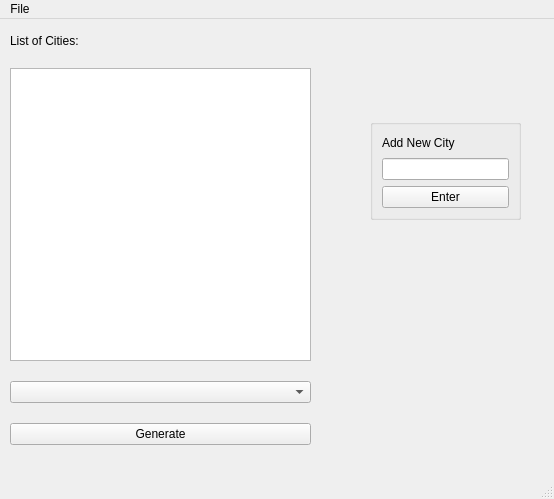
The window that EuroTrip/mainwindow.ui (dal07065/European-Vacation) describes before a commit, drawn with Qt 5.
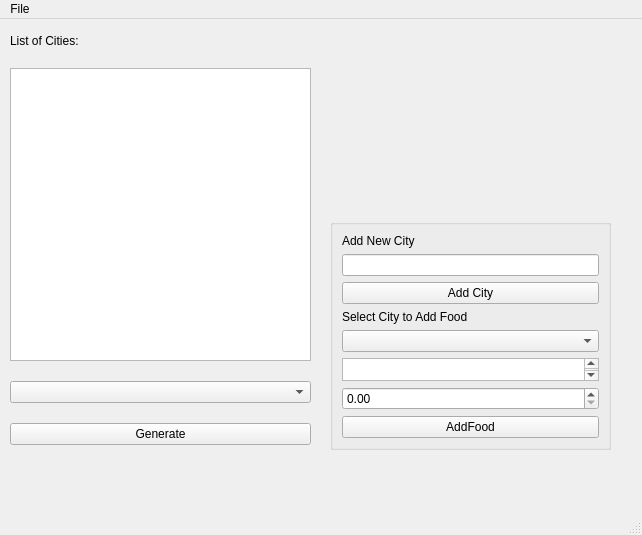
The same window after the commit.

Commit message: Added more Admin functions

What changed in the file:
```diff
--- a/EuroTrip/mainwindow.ui
+++ b/EuroTrip/mainwindow.ui
@@ -6,8 +6,8 @@
    <rect>
     <x>0</x>
     <y>0</y>
-    <width>554</width>
-    <height>499</height>
+    <width>642</width>
+    <height>535</height>
    </rect>
   </property>
   <property name="windowTitle">
@@ -58,10 +58,10 @@
    <widget class="QGroupBox" name="adminFuncs">
     <property name="geometry">
      <rect>
-      <x>370</x>
-      <y>100</y>
-      <width>151</width>
-      <height>101</height>
+      <x>330</x>
+      <y>200</y>
+      <width>281</width>
+      <height>231</height>
      </rect>
     </property>
     <layout class="QVBoxLayout" name="verticalLayout_2">
@@ -78,7 +78,30 @@
      <item>
       <widget class="QPushButton" name="pushButton_AddCity">
        <property name="text">
-        <string>Enter</string>
+        <string>Add City</string>
+       </property>
+      </widget>
+     </item>
+     <item>
+      <widget class="QLabel" name="label_2">
+       <property name="text">
+        <string>Select City to Add Food</string>
+       </property>
+      </widget>
+     </item>
+     <item>
+      <widget class="QComboBox" name="comboBox_SelectCityAddFood"/>
+     </item>
+     <item>
+      <widget class="QTextEdit" name="textEdit"/>
+     </item>
+     <item>
+      <widget class="QDoubleSpinBox" name="doubleSpinBox"/>
+     </item>
+     <item>
+      <widget class="QPushButton" name="pushButton">
+       <property name="text">
+        <string>AddFood</string>
        </property>
       </widget>
      </item>
@@ -90,7 +113,7 @@
     <rect>
      <x>0</x>
      <y>0</y>
-     <width>554</width>
+     <width>642</width>
      <height>21</height>
     </rect>
    </property>
```
